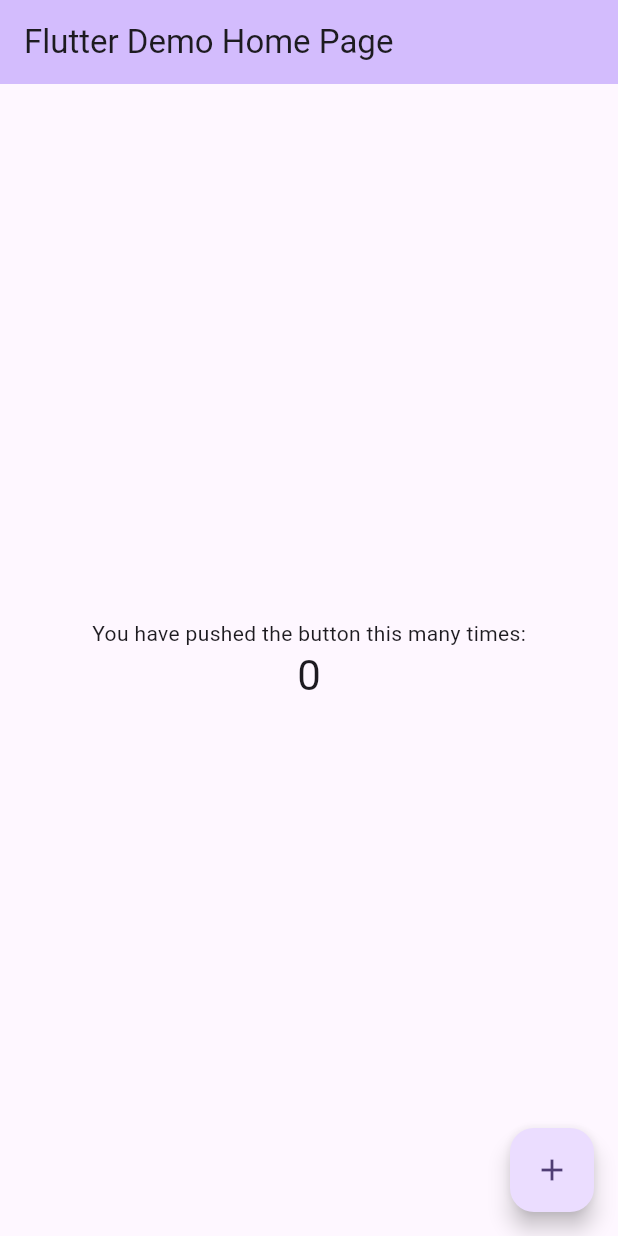
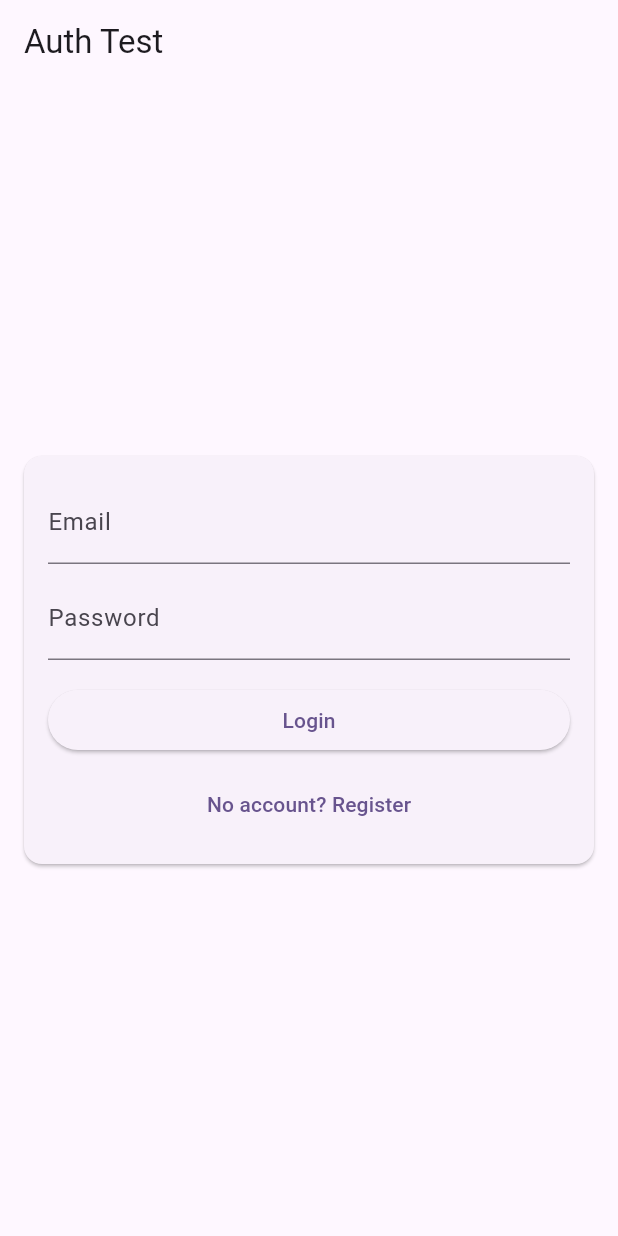
Before and after one commit to YoungCarti/virtualstudyroom, a Flutter app: the screen it shows after launch, on a phone screen of 412 x 824 dp. Run offline on Flutter 3.47's test engine with Material 3 defaults, Android fonts, the light colour scheme and no system bars; our stand-ins replace firebase_core; accounts and stored records are empty.

Commit message:
added to github

```diff
--- /dev/null
+++ b/lib/auth_page.dart
@@ -0,0 +1,166 @@
+import 'package:flutter/material.dart';
+import 'auth_service.dart';
+
+class AuthPage extends StatefulWidget {
+  const AuthPage({super.key});
+
+  @override
+  State<AuthPage> createState() => _AuthPageState();
+}
+
+class _AuthPageState extends State<AuthPage> {
+  final TextEditingController _emailController = TextEditingController();
+  final TextEditingController _passController = TextEditingController();
+  final TextEditingController _phoneController = TextEditingController();
+  final TextEditingController _confirmController = TextEditingController();
+  final AuthService _auth = AuthService();
+  bool _isRegister = false;
+  bool _loading = false;
+
+  @override
+  void dispose() {
+    _emailController.dispose();
+    _passController.dispose();
+    _phoneController.dispose();
+    _confirmController.dispose();
+    super.dispose();
+  }
+
+  Future<void> _submit() async {
+    final email = _emailController.text.trim();
+    final pass = _passController.text;
+    final phone = _phoneController.text.trim();
+    final confirm = _confirmController.text;
+
+    // Basic shared validation
+    if (!email.contains('@')) {
+      ScaffoldMessenger.of(context).showSnackBar(
+        const SnackBar(content: Text('Please enter a valid email.')),
+      );
+      return;
+    }
+
+    if (_isRegister) {
+      // Registration validation: phone required, passwords must match
+      if (phone.isEmpty) {
+        ScaffoldMessenger.of(context).showSnackBar(
+          const SnackBar(content: Text('Please enter a phone number.')),
+        );
+        return;
+      }
+
+      if (pass.length < 6) {
+        ScaffoldMessenger.of(context).showSnackBar(
+          const SnackBar(content: Text('Password must be at least 6 characters.')),
+        );
+        return;
+      }
+
+      if (pass != confirm) {
+        ScaffoldMessenger.of(context).showSnackBar(
+          const SnackBar(content: Text('Passwords do not match.')),
+        );
+        return;
+      }
+    } else {
+      // Sign-in validation
+      if (pass.length < 6) {
+        ScaffoldMessenger.of(context).showSnackBar(
+          const SnackBar(content: Text('Enter a valid password (6+ chars).')),
+        );
+        return;
+      }
+    }
+
+    setState(() => _loading = true);
+    bool ok;
+    if (_isRegister) {
+      ok = await _auth.register(email, pass);
+    } else {
+      ok = await _auth.signIn(email, pass);
+    }
+    setState(() => _loading = false);
+
+    if (!mounted) return;
+
+    if (ok) {
+      ScaffoldMessenger.of(context).showSnackBar(
+        SnackBar(content: Text(_isRegister ? 'Registered (simulated)' : 'Signed in (simulated)')),
+      );
+    } else {
+      ScaffoldMessenger.of(context).showSnackBar(
+        const SnackBar(content: Text('Operation failed (simulated)')),
+      );
+    }
+  }
+
+  @override
+  Widget build(BuildContext context) {
+    return Scaffold(
+      appBar: AppBar(title: const Text('Auth Test')),
+      body: Center(
+        child: Card(
+          margin: const EdgeInsets.all(16),
+          child: Padding(
+            padding: const EdgeInsets.all(16.0),
+            child: Column(
+              mainAxisSize: MainAxisSize.min,
+              children: [
+                TextField(
+                  controller: _emailController,
+                  keyboardType: TextInputType.emailAddress,
+                  decoration: const InputDecoration(labelText: 'Email'),
+                ),
+                const SizedBox(height: 8),
+
+                // Additional registration-only fields
+                if (_isRegister) ...[
+                  TextField(
+                    controller: _phoneController,
+                    keyboardType: TextInputType.phone,
+                    decoration: const InputDecoration(labelText: 'Phone number'),
+                  ),
+                  const SizedBox(height: 8),
+                ],
+
+                TextField(
+                  controller: _passController,
+                  obscureText: true,
+                  decoration: const InputDecoration(labelText: 'Password'),
+                ),
+
+                if (_isRegister) ...[
+                  const SizedBox(height: 8),
+                  TextField(
+                    controller: _confirmController,
+                    obscureText: true,
+                    decoration: const InputDecoration(labelText: 'Confirm password'),
+                  ),
+                ],
+                const SizedBox(height: 16),
+                SizedBox(
+                  width: double.infinity,
+                  child: ElevatedButton(
+                    onPressed: _loading ? null : _submit,
+                    child: _loading
+                        ? const SizedBox(height: 16, width: 16, child: CircularProgressIndicator(strokeWidth: 2, color: Colors.white))
+                        : Text(_isRegister ? 'Register' : 'Login'),
+                  ),
+                ),
+                const SizedBox(height: 8),
+                TextButton(
+                  onPressed: _loading
+                      ? null
+                      : () => setState(() {
+                            _isRegister = !_isRegister;
+                          }),
+                  child: Text(_isRegister ? 'Have an account? Sign in' : 'No account? Register'),
+                ),
+              ],
+            ),
+          ),
+        ),
+      ),
+    );
+  }
+}
--- /dev/null
+++ b/lib/auth_service.dart
@@ -0,0 +1,20 @@
+// Simple stubbed auth service for local testing.
+// Replace with FirebaseAuth implementation later.
+import 'dart:async';
+
+class AuthService {
+  // Simulate sign-in. Returns true on success, false on failure.
+  // If email contains 'fail' we treat it as failure for testing.
+  Future<bool> signIn(String email, String password) async {
+    await Future.delayed(const Duration(seconds: 1));
+    if (email.contains('fail')) return false;
+    return true;
+  }
+
+  // Simulate registration.
+  Future<bool> register(String email, String password) async {
+    await Future.delayed(const Duration(seconds: 1));
+    if (email.contains('fail')) return false;
+    return true;
+  }
+}
--- a/lib/main.dart
+++ b/lib/main.dart
@@ -1,11 +1,12 @@
 import 'package:firebase_core/firebase_core.dart';
 import 'package:flutter/material.dart';
+import 'auth_page.dart';
 
 Future<void> main() async {
 
   WidgetsFlutterBinding.ensureInitialized();
 
-  Firebase.initializeApp();
+    await Firebase.initializeApp();
 
   runApp(const MyApp());
 }
@@ -36,7 +37,9 @@ class MyApp extends StatelessWidget {
         // tested with just a hot reload.
         colorScheme: ColorScheme.fromSeed(seedColor: Colors.deepPurple),
       ),
-      home: const MyHomePage(title: 'Flutter Demo Home Page'),
+      // For testing auth flows during development, open the AuthPage directly.
+      // Replace with your app's normal home once Firebase auth is wired.
+      home: const AuthPage(),
     );
   }
 }
```
Also changed, not shown: lib/splash_screen.dart (added, +13 -0 lines).
